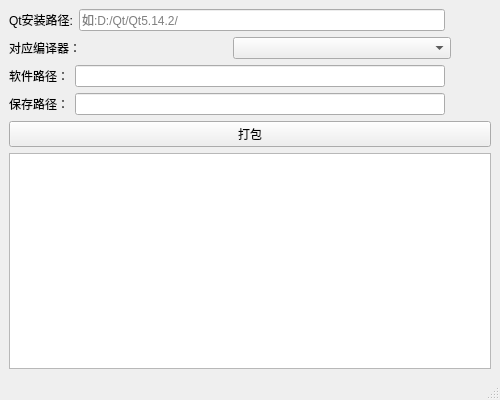
This is PackagingTool.ui in L-Super/QtPacker as Qt 5 draws it before an edit. The edited form follows.
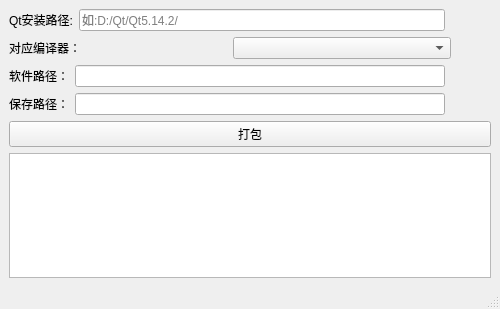
This is the edited form. Icons and pictures are not drawn.

The edit to the form file:
```diff
--- a/PackagingTool.ui
+++ b/PackagingTool.ui
@@ -7,7 +7,7 @@
     <x>0</x>
     <y>0</y>
     <width>500</width>
-    <height>400</height>
+    <height>309</height>
    </rect>
   </property>
   <property name="windowTitle">
```
